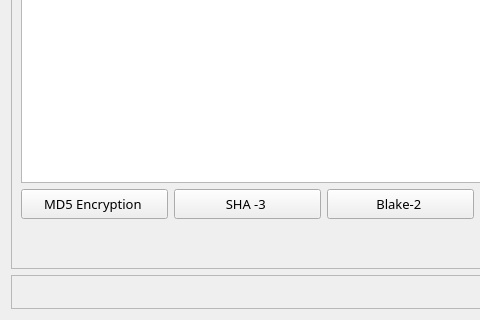
This is MCA_Project/PrjFiles/HashForm.ui in Mist54/MCAProject as Qt 5 draws it before an edit; both pictures show x 0 to 480 and y 484 to 804 of the 955 by 804 pixel window. The edited form follows.
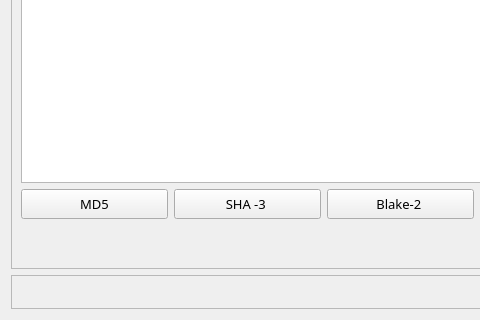
This is the edited form.

```diff
--- a/MCA_Project/PrjFiles/HashForm.ui
+++ b/MCA_Project/PrjFiles/HashForm.ui
@@ -151,7 +151,7 @@
            <cursorShape>PointingHandCursor</cursorShape>
           </property>
           <property name="text">
-           <string>MD5 Encryption </string>
+           <string>MD5</string>
           </property>
          </widget>
         </item>
```
